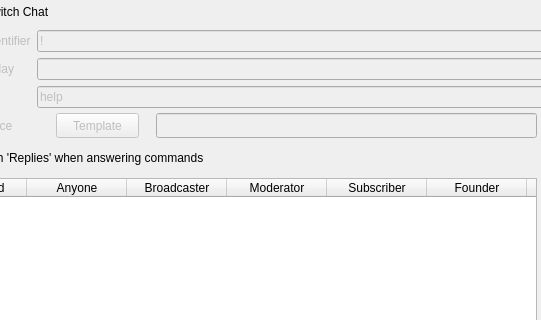
The window that nowplaying/resources/ui/twitchchat.ui (whatsnowplaying/whats-now-playing) describes before a commit, drawn with Qt 5; both pictures show x 84 to 625 and y 0 to 320 of the 625 by 480 pixel window.
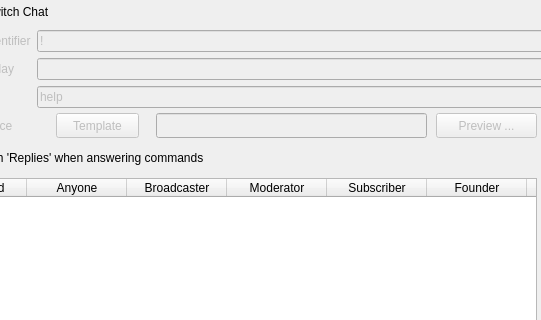
The same window after the commit.

Commit message:
Add template preview and switch Linux build to AlmaLinux 8
Add a live template preview window (QWebEngineView) accessible
from the Webserver, Twitch, Kick, and Text Output settings pages.
Preview renders with sample metadata so users can see template
output without a live source.

Switch Linux build container from Debian Bookworm to AlmaLinux 8
(manylinux_2_28 / Python 3.12). AlmaLinux 8 natively ships the
same library ABIs PySide6 wheels are compiled against, eliminating
compatibility shims. glibc 2.28 binaries run on Ubuntu 22.04+.

What changed in the file:
```diff
--- a/nowplaying/resources/ui/twitchchat.ui
+++ b/nowplaying/resources/ui/twitchchat.ui
@@ -149,17 +149,33 @@
     <rect>
      <x>240</x>
      <y>113</y>
-     <width>381</width>
+     <width>271</width>
      <height>25</height>
     </rect>
    </property>
    <property name="minimumSize">
     <size>
-     <width>381</width>
+     <width>271</width>
      <height>0</height>
     </size>
    </property>
   </widget>
+  <widget class="QPushButton" name="announce_preview_button">
+   <property name="enabled">
+    <bool>false</bool>
+   </property>
+   <property name="geometry">
+    <rect>
+     <x>520</x>
+     <y>113</y>
+     <width>101</width>
+     <height>25</height>
+    </rect>
+   </property>
+   <property name="text">
+    <string>Preview ...</string>
+   </property>
+  </widget>
   <widget class="QPushButton" name="announce_button">
    <property name="enabled">
     <bool>false</bool>
```
Left out of the diff: 6 changed lines with no effect on the pictures. The commit also changes 26 other files.
